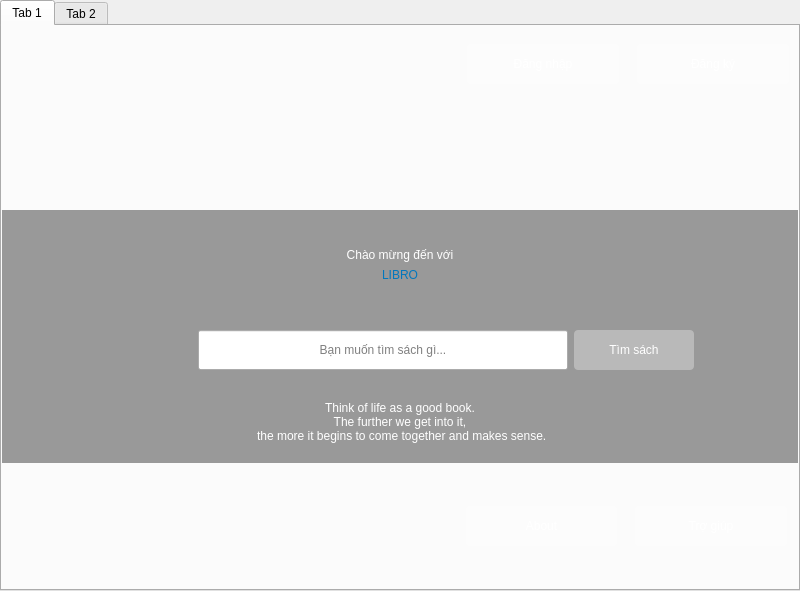
First picture: the form in mainwindow.ui, repository duydvu/Library, before the edit.
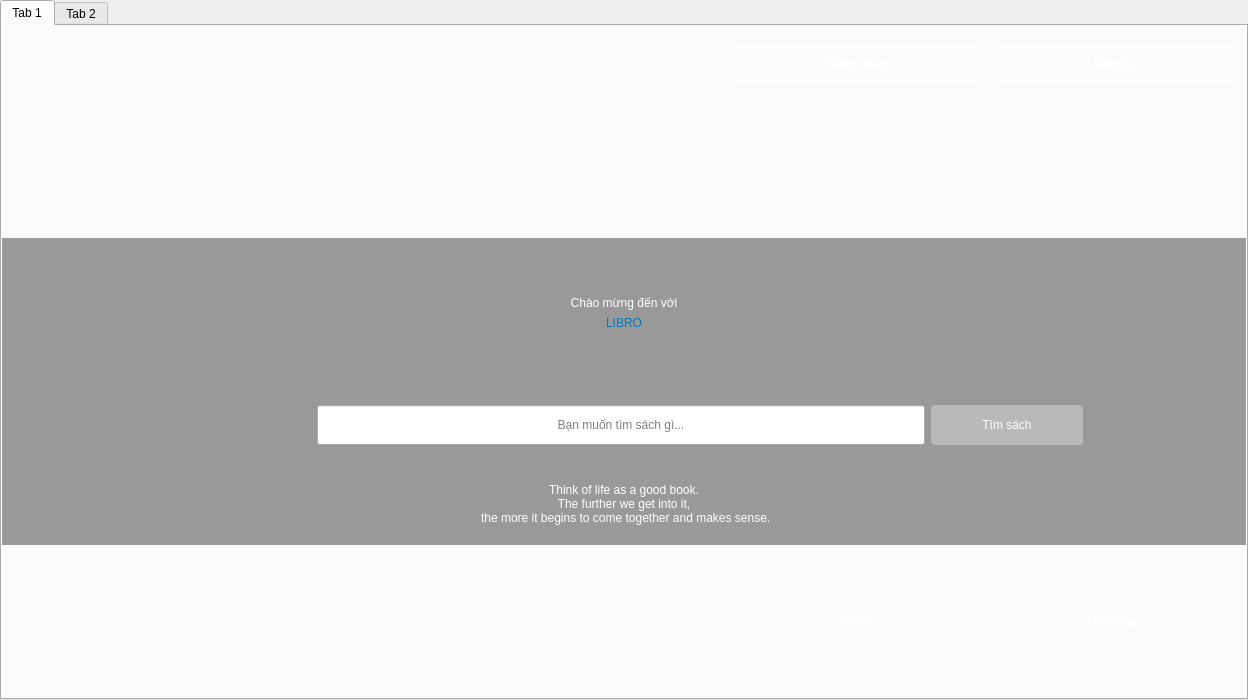
Second picture: the form after the edit. Icons and pictures are not drawn.

Diff of the .ui file:
```diff
--- a/mainwindow.ui
+++ b/mainwindow.ui
@@ -9,14 +9,20 @@
    <rect>
     <x>0</x>
     <y>0</y>
-    <width>800</width>
-    <height>591</height>
+    <width>1248</width>
+    <height>700</height>
    </rect>
   </property>
   <property name="minimumSize">
    <size>
-    <width>720</width>
-    <height>560</height>
+    <width>1248</width>
+    <height>700</height>
+   </size>
+  </property>
+  <property name="maximumSize">
+   <size>
+    <width>1248</width>
+    <height>700</height>
    </size>
   </property>
   <property name="windowTitle">
```
